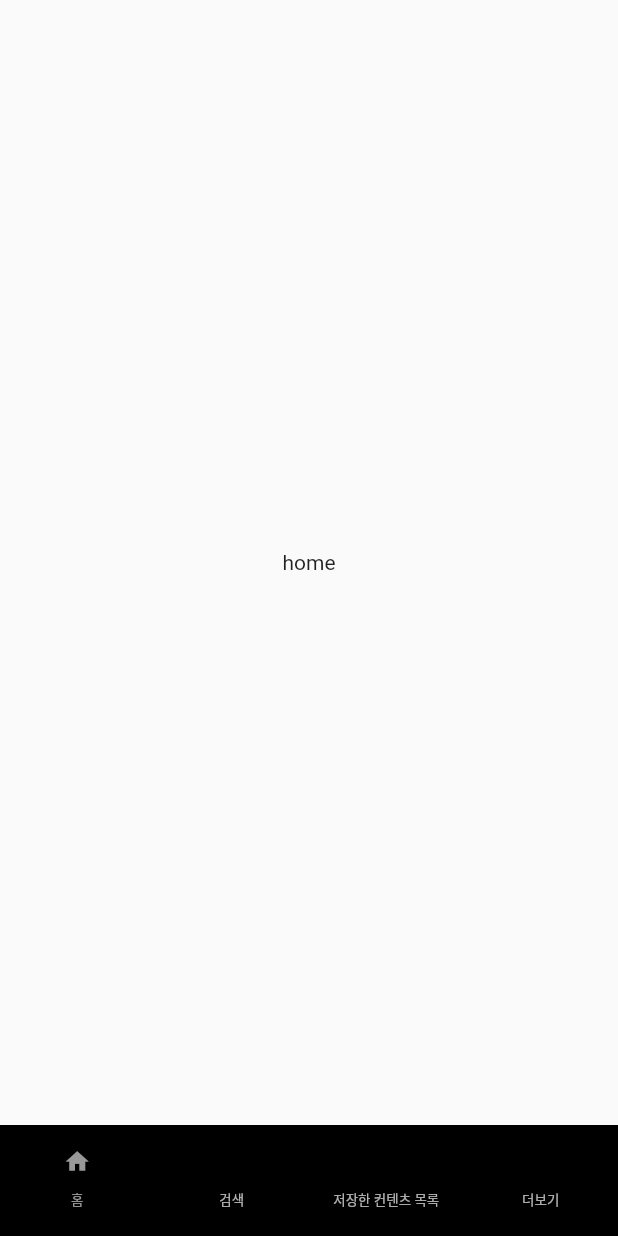
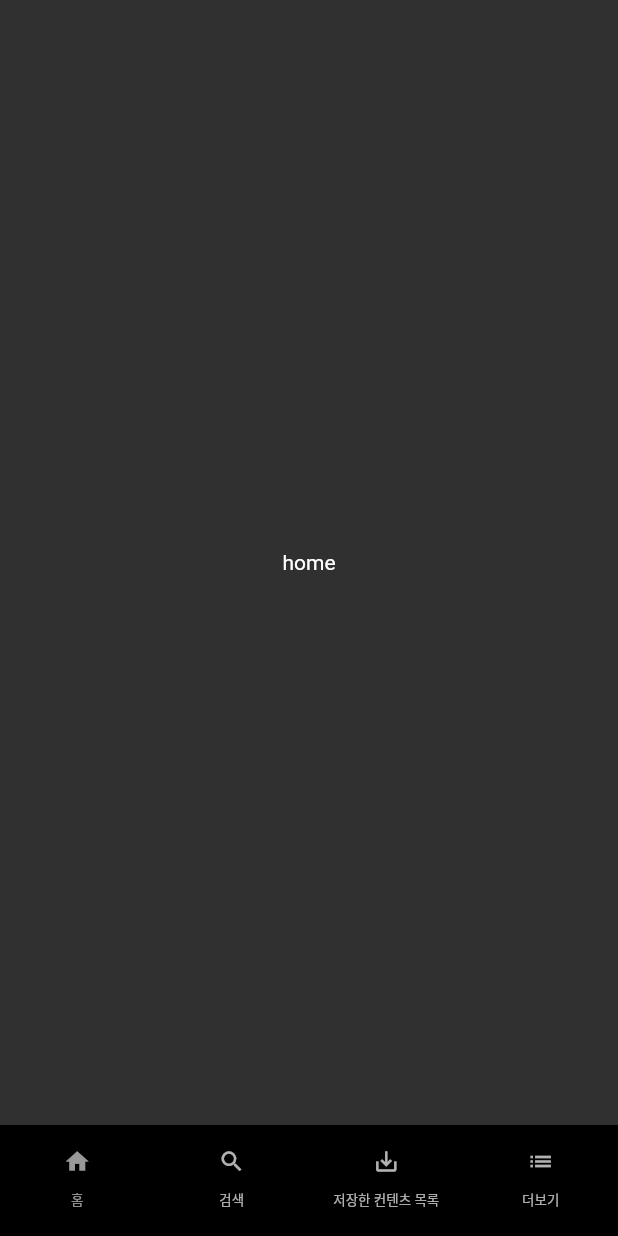
Before and after one commit to kimgeuntae/flutter_netflix_clone_test, a Flutter app: the screen it shows after launch, on a phone screen of 412 x 824 dp. Run offline on Flutter 3.47's test engine with Material 2 defaults, Android fonts, the phone set to English and light mode, and no system bars.

Commit message:
Ref: theme 데이터 변경

```diff
--- a/lib/main.dart
+++ b/lib/main.dart
@@ -18,16 +18,13 @@ class _MyAppState extends State<MyApp> {
 
   @override
   Widget build(BuildContext context) {
-    final ThemeData theme = ThemeData();
-
     return MaterialApp(
       title: 'Netflix',
-      theme: theme.copyWith(
+      theme: ThemeData(
         brightness: Brightness.dark,
         primaryColor: Colors.black,
-        colorScheme: theme.colorScheme.copyWith(
-          secondary: Colors.white,
-        ),
+        colorScheme: ColorScheme.fromSwatch()
+            .copyWith(secondary: Colors.white, brightness: Brightness.dark),
       ),
       home: DefaultTabController(
         length: 4,
```
